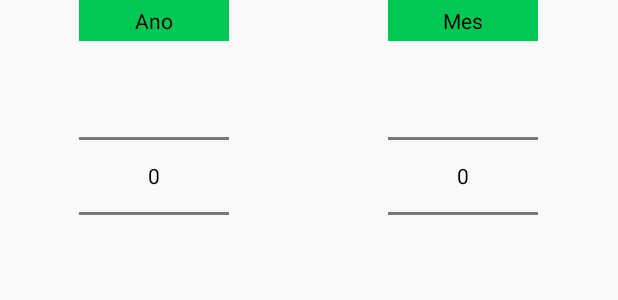
After one commit to RomarioTeles/rm-controle-facil-de-vendas, an Android app: the layout ano_mes_picker.xml on its own in the app's theme, with its tools: preview values and no code run, on a phone screen of 412 x 824 dp. The commit adds this screen. Shown: the top 300 px of the screen. Run offline under Robolectric (Android 15) with nearby library versions, the phone set to English and light mode, and no system bars.

```diff
--- a/app/src/main/java/br/com/rm/cfv/activities/BaseActivity.kt
+++ b/app/src/main/java/br/com/rm/cfv/activities/BaseActivity.kt
@@ -124,6 +124,9 @@ abstract class BaseActivity : AppCompatActivity(), NavigationView.OnNavigationIt
             R.id.nav_config ->{
                 startActivity(Intent(this, ConfiguracoesActivity::class.java))
             }
+            R.id.nav_charts ->{
+                startActivity(Intent(this, ChartsActivity::class.java))
+            }
         }
 
         drawer_layout!!.closeDrawer(GravityCompat.START)
--- a/app/src/main/java/br/com/rm/cfv/activities/balancete/BalanceteTotalFragment.kt
+++ b/app/src/main/java/br/com/rm/cfv/activities/balancete/BalanceteTotalFragment.kt
@@ -38,6 +38,8 @@ class BalanceteTotalFragment : Fragment(), IPostExecuteSearch {
         if(balancete == null){
             activity!!.finish()
         }
+
+        textViewlabelMes.text = "${balancete}"
 
         getBalancete()
 
--- a/app/src/main/java/br/com/rm/cfv/activities/cliente/ListaClientesActivity.kt
+++ b/app/src/main/java/br/com/rm/cfv/activities/cliente/ListaClientesActivity.kt
@@ -31,7 +31,7 @@ class ListaClientesActivity : BaseActivity(), IPostExecuteSearch{
 
     override fun onCreate(savedInstanceState: Bundle?) {
         super.onCreate(savedInstanceState)
-        setTheme(R.style.AppTheme_NoActionBar)
+
         setContentView(R.layout.activity_lista_default)
 
         viewStub = findViewById(R.id.viewStub)
--- a/app/src/main/java/br/com/rm/cfv/database/daos/AppDataBase.kt
+++ b/app/src/main/java/br/com/rm/cfv/database/daos/AppDataBase.kt
@@ -31,4 +31,5 @@ abstract class AppDataBase : RoomDatabase() {
     abstract fun fornecedorDAO(): FornecedorDAO
     abstract fun balanceteDAO(): BalanceteDAO
     abstract fun itemBalanceteDAO(): ItemBalanceteDAO
+    abstract fun chartsDAO(): ChartsDAO
 }
--- /dev/null
+++ b/app/src/main/res/layout/ano_mes_picker.xml
@@ -0,0 +1,43 @@
+<?xml version="1.0" encoding="utf-8"?>
+<GridLayout xmlns:android="http://schemas.android.com/apk/res/android"
+        android:orientation="horizontal"
+        android:layout_width="match_parent"
+        android:layout_height="match_parent"
+        android:columnCount="2">
+
+        <TextView android:id="@+id/textViewAno"
+                android:layout_width="100dp"
+                android:layout_height="wrap_content"
+                android:layout_gravity="center_horizontal"
+                android:gravity="center"
+                android:background="@color/primaryColor"
+                android:textColor="@color/secondaryTextColor"
+                android:padding="4dp"
+                android:layout_columnWeight="1"
+                android:text="Ano"/>
+
+        <TextView android:id="@+id/textViewMes"
+                android:layout_width="100dp"
+                android:layout_height="wrap_content"
+                android:layout_gravity="center_horizontal"
+                android:gravity="center"
+                android:background="@color/primaryColor"
+                android:textColor="@color/secondaryTextColor"
+                android:padding="4dp"
+                android:layout_columnWeight="1"
+                android:text="Mes"/>
+
+        <NumberPicker android:id="@+id/numberpicker_ano"
+                android:layout_width="100dp"
+                android:layout_height="wrap_content"
+                android:layout_gravity="center_horizontal"
+                android:layout_columnWeight="1"/>
+
+        <NumberPicker android:id="@+id/numberpicker_mes"
+                android:layout_width="100dp"
+                android:layout_height="wrap_content"
+                android:layout_gravity="center_horizontal"
+                android:layout_columnWeight="1"
+                android:layout_weight="1" />
+
+</GridLayout>
--- a/app/src/main/res/layout/app_bar_main.xml
+++ b/app/src/main/res/layout/app_bar_main.xml
@@ -62,8 +62,10 @@
             android:layout_height="wrap_content"
             android:layout_gravity="bottom|end"
             android:layout_margin="@dimen/fab_margin"
-            app:srcCompat="@drawable/plus_black_24dp" android:layout_marginBottom="8dp"
-            app:layout_constraintBottom_toBottomOf="parent" android:layout_marginEnd="8dp"
+            app:srcCompat="@drawable/plus_black_24dp"
+            android:layout_marginBottom="8dp"
+            app:layout_constraintBottom_toBottomOf="parent"
+            android:layout_marginEnd="8dp"
             app:layout_constraintEnd_toEndOf="parent"/>
 
 </androidx.constraintlayout.widget.ConstraintLayout>
--- a/app/src/main/res/menu/activity_main_drawer.xml
+++ b/app/src/main/res/menu/activity_main_drawer.xml
@@ -19,6 +19,11 @@
                 android:id="@+id/nav_balancete"
                 android:icon="@drawable/clipboard_flow"
                 android:title="@string/menu_balancete"/>
+
+        <item
+                android:id="@+id/nav_charts"
+                android:icon="@drawable/chart_pie"
+                android:title="Graficos"/>
 
         <item
                 android:id="@+id/nav_departamento"
--- a/app/src/main/res/values/strings.xml
+++ b/app/src/main/res/values/strings.xml
@@ -129,4 +129,5 @@
     </string>
     <string name="attachment_summary_off">Only download attachments when manually requested</string>
     <string name="menu_configuracoes">Configurações</string>
+    <string name="charts">Gráficos</string>
 </resources>
--- a/app/src/main/res/values/styles.xml
+++ b/app/src/main/res/values/styles.xml
@@ -22,4 +22,9 @@
         <item name="android:windowBackground">@drawable/splash_screen</item>
     </style>
 
+    <style name="AlertDialogStyle" parent="Theme.AppCompat.Light.Dialog">
+        <item name="android:textColor">@color/secondaryColor</item>  // you can change the color of the yearPiker dialog
+        <item name="android:textColorPrimary">@color/secondaryTextColor</item> // you can change the color of the yearPiker dialog
+    </style>
+
 </resources>
```
Also changed, not shown: app/src/main/AndroidManifest.xml (+11 -7 lines), app/src/main/java/br/com/rm/cfv/activities/ChartsActivity.kt (added, +175 -0 lines), app/src/main/java/br/com/rm/cfv/asyncTasks/balancete/SelectAllBalancetesAsyncTask.kt (+18 -1 lines), app/src/main/java/br/com/rm/cfv/constants/TipoPagamento.kt (+2 -7 lines), app/src/main/java/br/com/rm/cfv/database/daos/interfaces/ChartsDAO.kt (added, +38 -0 lines), app/src/main/java/br/com/rm/cfv/database/entities/dtos/ChartGrupoValor.kt (added, +10 -0 lines), app/src/main/res/layout/activity_charts.xml (added, +114 -0 lines).
